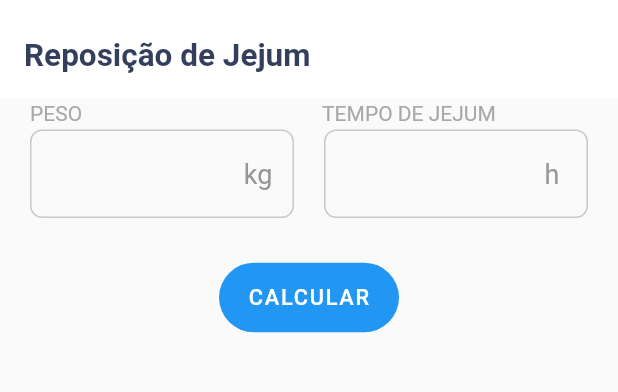
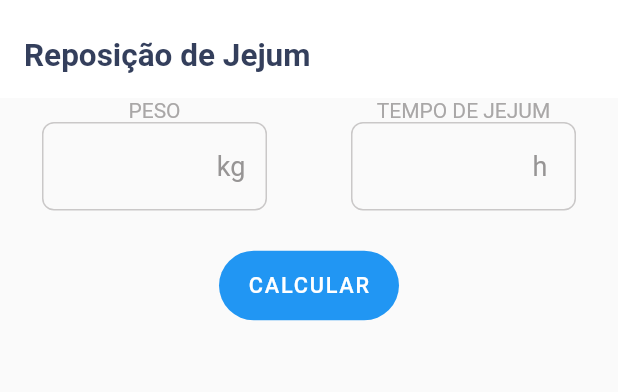
Before and after one commit to patrickkaic/AxCalc, a Flutter app: the detailsPageJejum screen opened by its route, on a phone screen of 412 x 824 dp, the part 46-438 px from its top. Run offline on Flutter 3.47's test engine with Material 2 defaults, Android fonts, the phone set to English and light mode, and no system bars; our stand-ins replace go_router, toggle_switch.

Commit message:
fix: fixed in jejum screen and the imc logic was parameterized in logic_imc.dart

```diff
--- a/lib/details_page/jejum/details_page_jejum.dart
+++ b/lib/details_page/jejum/details_page_jejum.dart
@@ -65,10 +65,10 @@ class _detailsPageJejumState extends State<detailsPageJejum> {
               ),
             ),
           ),
-          SizedBox(
-            height: 2,
-          ),
           Row(
+            mainAxisAlignment: MainAxisAlignment.spaceAround,
+            children: [
+              Column(
                 children: [
                   Padding(
                     padding: const EdgeInsets.symmetric(horizontal: 20),
@@ -80,21 +80,8 @@ class _detailsPageJejumState extends State<detailsPageJejum> {
                       ),
                     ),
                   ),
-              SizedBox(width: 140),
-              Text(
-                'TEMPO DE JEJUM',
-                style: TextStyle(
-                  fontSize: 14,
-                  color: Color.fromARGB(255, 169, 167, 167),
-                ),
-              ),
-            ],
-          ),
-          Padding(
-            padding: const EdgeInsets.symmetric(horizontal: 20.0, vertical: 3),
-            child: Row(
-              children: [
-                Expanded(
+                  SizedBox(
+                    width: 150,
                     child: TextFormField(
                       controller: inputController1,
                       keyboardType: TextInputType.number,
@@ -124,8 +111,19 @@ class _detailsPageJejumState extends State<detailsPageJejum> {
                       ),
                     ),
                   ),
-                SizedBox(width: 20),
-                Expanded(
+                ],
+              ),
+              Column(
+                children: [
+                  Text(
+                    'TEMPO DE JEJUM',
+                    style: TextStyle(
+                      fontSize: 14,
+                      color: Color.fromARGB(255, 169, 167, 167),
+                    ),
+                  ),
+                  SizedBox(
+                    width: 150,
                     child: TextFormField(
                       controller: inputController2,
                       keyboardType: TextInputType.number,
@@ -157,7 +155,8 @@ class _detailsPageJejumState extends State<detailsPageJejum> {
                     ),
                   ),
                 ],
-            ),
+              )
+            ],
           ),
           SizedBox(
             width: 120,
```
Also changed, not shown: lib/details_page/IMC/logic_imc.dart (+39 -6 lines), lib/details_page/IMC/result_imc.dart (+14 -91 lines). Lines whose indentation alone changed are shown as unchanged.
